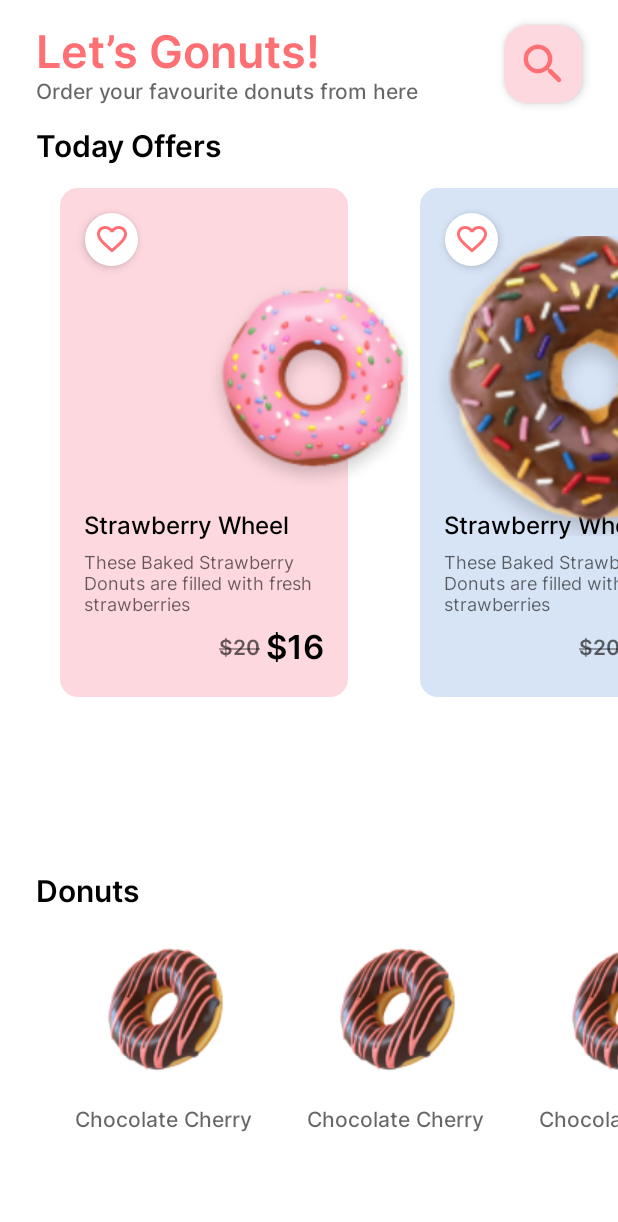
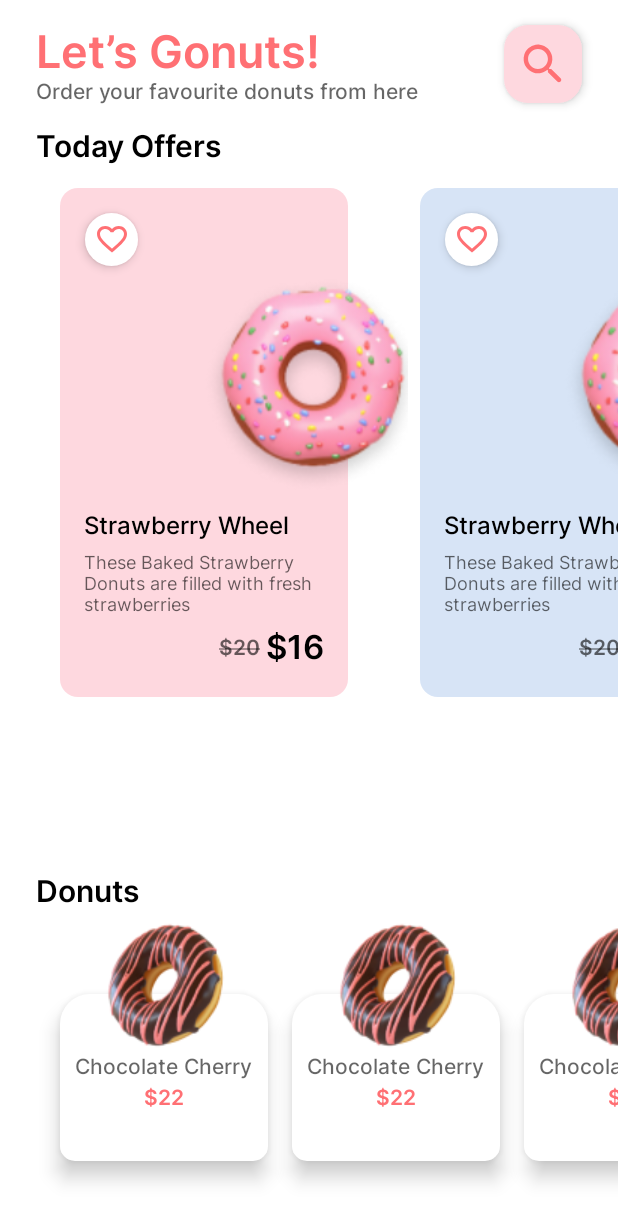
Before and after one commit to Belal-Alkhatib/DonutsAppUI, an Android app built with Jetpack Compose: the @Preview function HomeScreen, on a phone screen of 412 x 824 dp. Shown: the top 1222 px of the screen. Run offline under Robolectric (Android 15) with nearby library versions, the phone set to English and light mode, and no system bars; our stand-ins replace accompanist, constraintlayout-compose.

Commit message:
improve Donuts card design

```diff
--- a/app/src/main/java/com/uog/donutsuiapp/MainActivity.kt
+++ b/app/src/main/java/com/uog/donutsuiapp/MainActivity.kt
@@ -10,7 +10,7 @@ import androidx.compose.material3.Text
 import androidx.compose.runtime.Composable
 import androidx.compose.ui.Modifier
 import androidx.compose.ui.tooling.preview.Preview
-import com.uog.donutsuiapp.ui.screens.HomeScreen
+import com.uog.donutsuiapp.ui.screens.DetailsScreen
 import com.uog.donutsuiapp.ui.theme.DonutsUIAppTheme
 
 class MainActivity : ComponentActivity() {
@@ -24,8 +24,8 @@ class MainActivity : ComponentActivity() {
                     color = MaterialTheme.colorScheme.background
                 ) {
                     //WelcomeScreen()
-                    //DetailsScreen()
-                    HomeScreen()
+                    DetailsScreen()
+                    //HomeScreen()
                 }
             }
         }
--- a/app/src/main/java/com/uog/donutsuiapp/ui/composables/DonutsCard.kt
+++ b/app/src/main/java/com/uog/donutsuiapp/ui/composables/DonutsCard.kt
@@ -2,10 +2,12 @@ package com.uog.donutsuiapp.ui.composables
 
 import androidx.annotation.DrawableRes
 import androidx.compose.foundation.Image
+import androidx.compose.foundation.background
 import androidx.compose.foundation.layout.Arrangement
 import androidx.compose.foundation.layout.Column
+import androidx.compose.foundation.layout.height
 import androidx.compose.foundation.layout.padding
-import androidx.compose.foundation.layout.wrapContentSize
+import androidx.compose.foundation.layout.width
 import androidx.compose.foundation.shape.RoundedCornerShape
 import androidx.compose.material3.Card
 import androidx.compose.material3.CardDefaults
@@ -18,14 +20,21 @@ import androidx.compose.ui.layout.ContentScale
 import androidx.compose.ui.res.painterResource
 import androidx.compose.ui.text.style.TextAlign
 import androidx.compose.ui.tooling.preview.Preview
+import androidx.compose.ui.unit.dp
+import androidx.constraintlayout.compose.ConstraintLayout
 import com.uog.donutsuiapp.R
+import com.uog.donutsuiapp.ui.theme.Blue
 import com.uog.donutsuiapp.ui.theme.Primary
 import com.uog.donutsuiapp.ui.theme.TextSecondary
 import com.uog.donutsuiapp.ui.theme.White
+import com.uog.donutsuiapp.ui.theme.cardDonutsHeight
 import com.uog.donutsuiapp.ui.theme.radius10
 import com.uog.donutsuiapp.ui.theme.radius20
 import com.uog.donutsuiapp.ui.theme.space10
 import com.uog.donutsuiapp.ui.theme.space4
+import com.uog.donutsuiapp.ui.theme.space40
+import com.uog.donutsuiapp.ui.theme.space56
+import com.uog.donutsuiapp.ui.theme.space8
 import com.uog.donutsuiapp.ui.theme.typography
 
 
@@ -38,6 +47,71 @@ fun DonutsCard(
     modifier: Modifier = Modifier
 ) {
 
+    ConstraintLayout(
+        modifier = Modifier
+            .height(cardDonutsHeight + space56)
+            .background(color = White)
+    ) {
+        val (cardDonuts, imageDonut) = createRefs()
+
+        Card(
+            modifier = modifier
+                .height(cardDonutsHeight)
+                .constrainAs(cardDonuts) {
+                    bottom.linkTo(parent.bottom)
+                },
+            colors = CardDefaults.cardColors(containerColor = containerColor),
+            elevation = CardDefaults.elevatedCardElevation( defaultElevation = space8),
+            shape = RoundedCornerShape(
+                topStart = radius20,
+                topEnd = radius20,
+                bottomStart = radius10,
+                bottomEnd = radius10
+            )
+
+        ) {
+            Column(
+                modifier = Modifier.padding(start = space10, end = space10, bottom = space10),
+                verticalArrangement = Arrangement.Center,
+                horizontalAlignment = Alignment.CenterHorizontally
+            ) {
+                Text(
+                    text = donutName,
+                    style = typography.bodyMedium,
+                    color = TextSecondary,
+                    textAlign = TextAlign.Start,
+                    modifier = Modifier.padding(top = space40)
+                )
+
+                Text(
+                    text = price,
+                    style = typography.labelSmall,
+                    color = Primary,
+                    textAlign = TextAlign.Start,
+                    modifier = Modifier.padding(vertical = space4)
+                )
+
+
+            }
+        }
+
+
+        Image(
+            painter = painterResource(id = imageRes),
+            contentDescription = null,
+            modifier = Modifier.width(104.dp).height(112.dp).constrainAs(imageDonut) {
+                //top.linkTo(parent.top)
+                start.linkTo(parent.start)
+                end.linkTo(parent.end)
+                bottom.linkTo(cardDonuts.top, (-55).dp)
+            },
+            contentScale = ContentScale.Crop
+
+        )
+
+    }
+
+    /*
     Card(
         //modifier = modifier.width(cardDonutWidth),
         colors = CardDefaults.cardColors(containerColor = containerColor),
@@ -85,13 +159,14 @@ fun DonutsCard(
         }
     }
 
-
+*/
 }
 
 @Preview
 @Composable
-fun testtt() {
+fun PreviewDountsCard() {
     DonutsCard(
+        containerColor = Blue,
         donutName = "Chocolate Cherry",
         imageRes = R.drawable.ic_small_donut1,
         price = "$22",
--- a/app/src/main/java/com/uog/donutsuiapp/ui/screens/HomeScreen.kt
+++ b/app/src/main/java/com/uog/donutsuiapp/ui/screens/HomeScreen.kt
@@ -100,7 +100,7 @@ private fun HomeContent() {
                 TodayOfferCard(
                     containerColor = if (it % 2 == 0) Tertiary else Blue,
                     donutName = stringResource(id = R.string.strawberry_wheel),
-                    imageRes = if (it % 2 == 0) R.drawable.ic_medium_donut1 else R.drawable.ic_medium_donut2,
+                    imageRes = R.drawable.ic_medium_donut1,
                     donutDescription = stringResource(R.string.donut_escription),
                     previousPrice = stringResource(R.string._20),
                     currentPrice = stringResource(R.string._16)
--- a/app/src/main/java/com/uog/donutsuiapp/ui/theme/Dimens.kt
+++ b/app/src/main/java/com/uog/donutsuiapp/ui/theme/Dimens.kt
@@ -8,22 +8,15 @@ import androidx.compose.ui.unit.sp
 
 val space0 = 0.dp
 
-val zero = 0.dp
 val space2 = 2.dp
 val space4 = 4.dp
 val space8 = 8.dp
 val space10 = 10.dp
-val space12 = 12.dp
 val space16 = 16.dp
 val space24 = 24.dp
 val space32 = 32.dp
 val space40 = 40.dp
-val space45 = 45.dp
-val space48 = 48.dp
 val space56 = 56.dp
-val space64 = 64.dp
-val space72 = 72.dp
-val space80 = 80.dp
 //endregion
 
 //region Text Size Dimensions
@@ -34,7 +27,6 @@ val textSize16 = 16.sp
 val textSize18 = 18.sp
 val textSize20 = 20.sp
 val textSize22 = 22.sp
-val textSize24 = 24.sp
 val textSize32 = 32.sp
 val textSize54 = 54.sp
 val textSize30 = 30.sp
@@ -50,13 +42,12 @@ val radius16 = 16.dp
 val radius10 = 10.dp
 val radius20 = 20.dp
 val radius40 = 40.dp
-val radius50 = 50.dp
 //endregion
 
 val buttonHeight = 67.dp
 val buttonSmallHeight = 52.dp
 val cardOfferWidth = 192.dp
-val cardDonutWidth = 138.dp
+val cardDonutsHeight = 111.dp
 val smallIconSize = 35.dp
 val largeDonutHeight = 200.dp
 val largeDonutWidth = 362.dp
```
